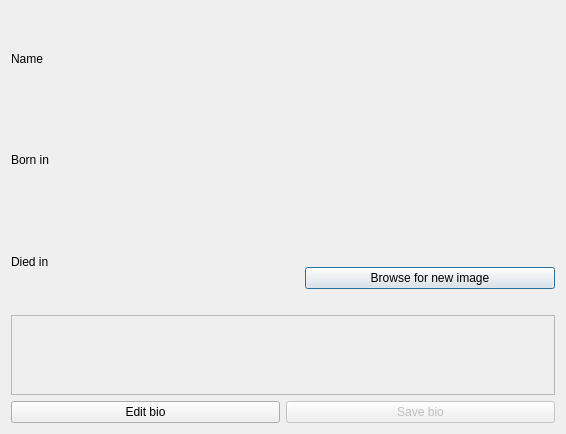
Old version of the form vika3/Vika3/dialogmoreinfo.ui in the repository BeanBean-Nyah/T113-VLN.
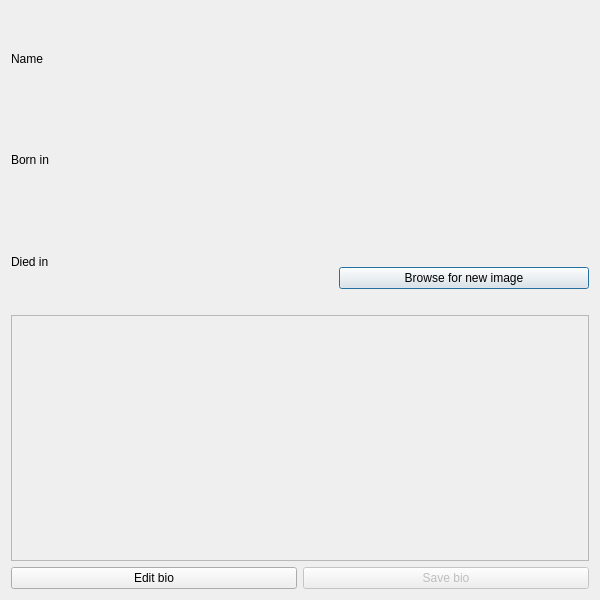
New version of the form.

```diff
--- a/vika3/Vika3/dialogmoreinfo.ui
+++ b/vika3/Vika3/dialogmoreinfo.ui
@@ -6,8 +6,8 @@
    <rect>
     <x>0</x>
     <y>0</y>
-    <width>566</width>
-    <height>434</height>
+    <width>600</width>
+    <height>600</height>
    </rect>
   </property>
   <property name="windowTitle">
```
